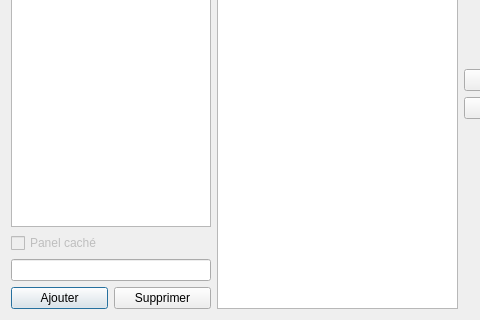
Before: the Qt Designer form application/ui/paneladmin.ui in nils-van-zuijlen/Enibar, drawn with Qt 5; both pictures show x 0 to 480 and y 133 to 453 of the 803 by 453 pixel window.
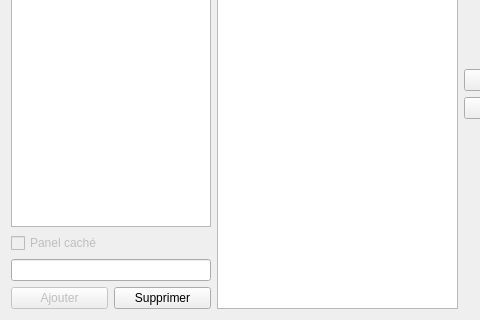
After: the same form once the commit is applied. Custom widgets are drawn as their Qt base class.

Commit message:
Input in panelmanagement.
Part of #80

```diff
--- a/application/ui/paneladmin.ui
+++ b/application/ui/paneladmin.ui
@@ -46,6 +46,9 @@
       </property>
       <item>
        <widget class="QPushButton" name="add_button">
+        <property name="enabled">
+         <bool>false</bool>
+        </property>
         <property name="text">
          <string>Ajouter</string>
         </property>
@@ -222,6 +225,11 @@
   </layout>
  </widget>
  <customwidgets>
+  <customwidget>
+   <class>Input</class>
+   <extends>QLineEdit</extends>
+   <header>gui.input</header>
+  </customwidget>
   <customwidget>
    <class>PanelConsumptionList</class>
    <extends>QTreeWidget</extends>
```
Left out of the diff: 2 changed lines with no effect on the pictures. The commit also changes 1 other file.
